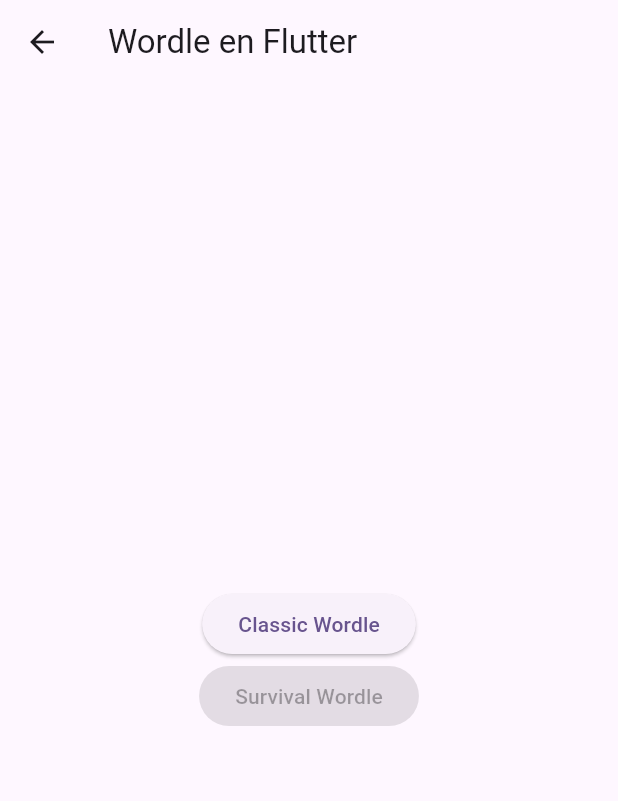
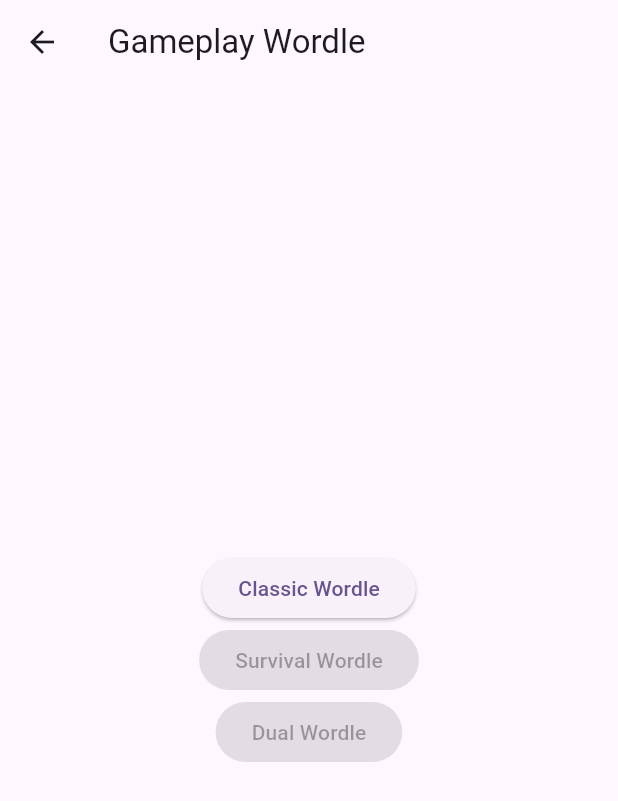
Before and after one commit to vitalfocheux/Eldrow, a Flutter app: the WordleChoose screen opened directly, on a phone screen of 412 x 824 dp. Shown: the top 801 px of the screen. Run offline on Flutter 3.47's test engine with Material 3 defaults, Android fonts, the light colour scheme and no system bars; our stand-ins replace fl_chart, sqflite, sqflite_common_ffi; accounts and stored records are empty.

Commit message:
Ajout du bouton pour le mode duel

```diff
--- a/lib/wordle/wordle_choose.dart
+++ b/lib/wordle/wordle_choose.dart
@@ -18,7 +18,7 @@
   Widget build(BuildContext context) {
     return Scaffold(
       appBar: AppBar(
-        title: const Text('Wordle en Flutter'),
+        title: Text(widget.title),
       ),
       body: Container(
         child: Center(
@@ -38,6 +38,10 @@
                   onPressed: null,
                   child: Text('Survival Wordle'),
               ),
+              const ElevatedButton(
+                onPressed: null,
+                child: Text("Dual Wordle"),
+              ),
             ],
           ),
         ),
```
